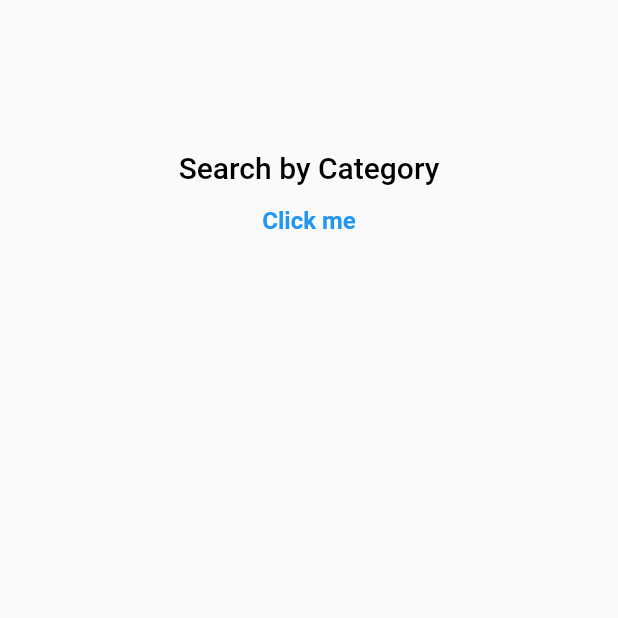
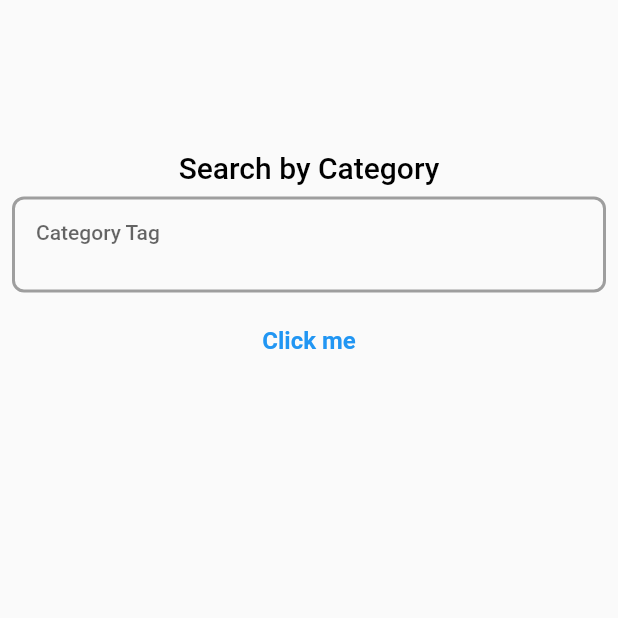
Before and after one commit to WiamNaama/Coco-Explorer-Mobile-Version, a Flutter app: the screen it shows after launch, on a phone screen of 412 x 824 dp, the top half of it. Run offline on Flutter 3.47's test engine with Material 2 defaults, Android fonts, the phone set to English and light mode, and no system bars; our stand-ins replace bloc, dio, flutter_bloc, freezed_annotation, get_it, retrofit; generated files the repository leaves out were written again.

Commit message:
Add text_form_field_widget

```diff
--- /dev/null
+++ b/lib/core/constant/app_string.dart
@@ -0,0 +1 @@
+const String categoryTag = "Category Tag";
--- a/lib/core/themes/app_color.dart
+++ b/lib/core/themes/app_color.dart
@@ -2,3 +2,7 @@ import 'package:flutter/material.dart';
 
 const Color textColor = Colors.black;
 const Color buttonColor = Colors.blueAccent;
+const Color errorColor = Colors.red;
+const Color borderColor = Colors.grey;
+const Color secondaryColor = Colors.black;
+final Color focusedColor = Colors.blueAccent.shade200;
--- a/lib/feature/explorer/presentation/page/explorer_page.dart
+++ b/lib/feature/explorer/presentation/page/explorer_page.dart
@@ -1,6 +1,9 @@
+import 'package:coco_app/feature/explorer/presentation/widget/text_form_field_widget.dart';
 import 'package:flutter/material.dart';
 import 'package:flutter_bloc/flutter_bloc.dart';
 
+import '../../../../core/constant/app_string.dart';
+import '../../../../core/themes/app_color.dart';
 import '../../bloc/explorer_cubit/explorer_cubit.dart';
 
 class ExplorerPage extends StatefulWidget {
@@ -11,6 +14,8 @@ class ExplorerPage extends StatefulWidget {
 }
 
 class _ExplorerPageState extends State<ExplorerPage> {
+  final formKey = GlobalKey<FormState>();
+  TextEditingController textController = TextEditingController();
   @override
   Widget build(BuildContext context) {
     return Scaffold(
@@ -22,6 +27,22 @@ class _ExplorerPageState extends State<ExplorerPage> {
             "Search by Category",
             style: Theme.of(context).textTheme.subtitle1,
           ),
+          Form(
+              key: formKey,
+              child: Column(
+                children: [
+                  TextFormFieldWidget(
+                    textEditingController: textController,
+                    keyboardType: TextInputType.name,
+                    lableText: categoryTag,
+                    labelColor: borderColor,
+                    fontColor: secondaryColor,
+                    fontSize: 14,
+                    maxlines: 2,
+                    onTap: () => {print("Wiam Hello.")},
+                  ),
+                ],
+              )),
           Center(
             child: TextButton(
                 onPressed: () {
--- /dev/null
+++ b/lib/feature/explorer/presentation/widget/text_form_field_widget.dart
@@ -0,0 +1,122 @@
+import 'package:flutter/material.dart';
+
+import '../../../../core/themes/app_color.dart';
+
+class TextFormFieldWidget extends StatefulWidget {
+  final TextEditingController textEditingController;
+  final TextInputType keyboardType;
+  final int? maxLength;
+  final String lableText;
+  final String hintText;
+  final Color labelColor;
+  final Color fontColor;
+  final double fontSize;
+  final int maxlines;
+  final VoidCallback? onTap;
+  final Function(String)? onChange;
+
+  const TextFormFieldWidget({
+    Key? key,
+    required this.textEditingController,
+    required this.keyboardType,
+    this.maxLength,
+    required this.lableText,
+    this.hintText = "",
+    required this.labelColor,
+    required this.fontColor,
+    required this.fontSize,
+    required this.maxlines,
+    this.onTap,
+    this.onChange,
+  }) : super(key: key);
+
+  @override
+  State<TextFormFieldWidget> createState() => _TextFormFieldWidgetState();
+}
+
+class _TextFormFieldWidgetState extends State<TextFormFieldWidget> {
+  @override
+  void initState() {
+    super.initState();
+    widget.textEditingController.addListener(() {
+      setState(() {});
+    });
+  }
+
+  @override
+  Widget build(BuildContext context) {
+    return Padding(
+      padding: const EdgeInsets.all(8.0),
+      child: TextFormField(
+        onTap: widget.onTap,
+        onChanged: widget.onChange,
+        controller: widget.textEditingController,
+        keyboardType: widget.keyboardType,
+        autofocus: false,
+        textAlign: TextAlign.left,
+        maxLength: widget.maxLength,
+        maxLines: widget.maxlines,
+        cursorColor: widget.fontColor,
+        style: TextStyle(
+          color: widget.fontColor,
+          fontSize: widget.fontSize,
+        ),
+        decoration: InputDecoration(
+          suffixIcon: widget.textEditingController.text.isEmpty
+              ? Container(
+                  width: 0,
+                )
+              : IconButton(
+                  onPressed: () {
+                    widget.textEditingController.clear();
+                  },
+                  icon: const Icon(
+                    Icons.close,
+                  ),
+                ),
+          focusColor: Colors.black,
+          labelText: widget.lableText,
+          hintText: widget.hintText,
+          hintStyle: TextStyle(
+            color: widget.labelColor,
+            fontSize: widget.fontSize,
+          ),
+          enabledBorder: const OutlineInputBorder(
+              borderSide: BorderSide(color: borderColor, width: 2.0),
+              borderRadius: BorderRadius.all(
+                Radius.circular(8),
+              )),
+          focusedBorder: OutlineInputBorder(
+            borderSide: BorderSide(color: focusedColor, width: 2.0),
+            borderRadius: const BorderRadius.all(
+              Radius.circular(8),
+            ),
+          ),
+          errorBorder: const OutlineInputBorder(
+            borderSide: BorderSide(
+              color: errorColor,
+              width: 2.0,
+            ),
+            borderRadius: BorderRadius.all(
+              Radius.circular(8),
+            ),
+          ),
+          focusedErrorBorder: const OutlineInputBorder(
+            borderSide: BorderSide(color: errorColor, width: 2.0),
+            borderRadius: BorderRadius.all(
+              Radius.circular(8),
+            ),
+          ),
+          errorStyle: const TextStyle(
+            color: errorColor,
+            fontSize: 10.0,
+          ),
+          contentPadding: const EdgeInsets.all(16),
+          alignLabelWithHint: true,
+          errorMaxLines: 3,
+          enabled: true,
+        ),
+      ),
+    );
+  }
+}
```
